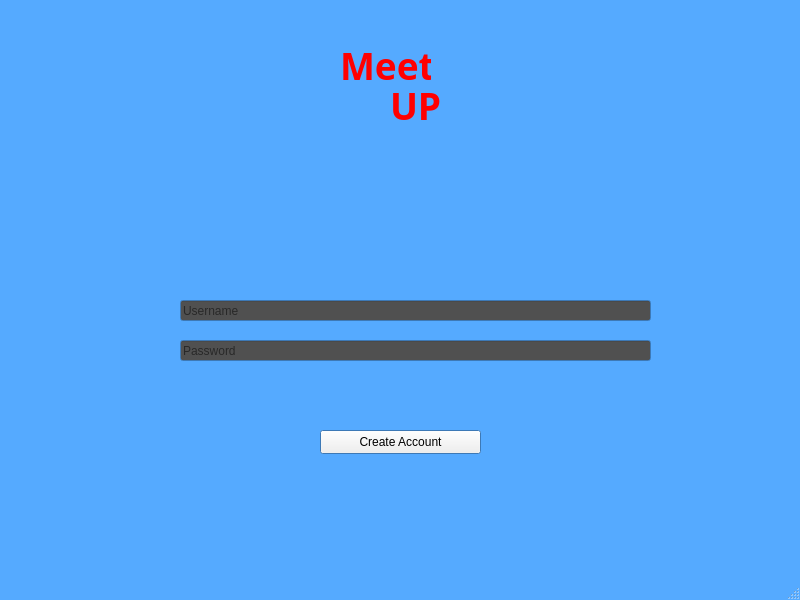
The window that createAccount.ui (smhavens/MeetUp) describes before a commit, drawn with Qt 5.
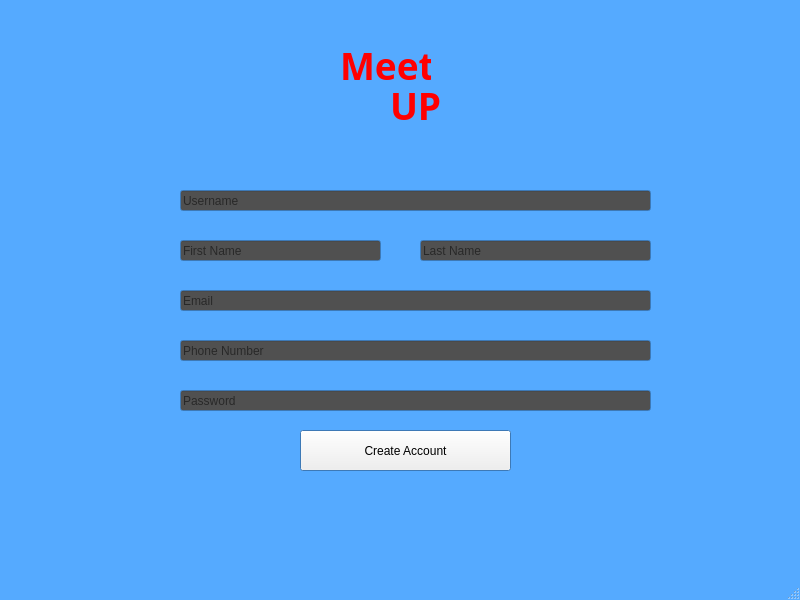
The same window after the commit.

Commit message: New Updates, all attributes for new account added and further details for creating event.

```diff
--- a/createAccount.ui
+++ b/createAccount.ui
@@ -119,10 +119,10 @@
    <widget class="QPushButton" name="loginButton">
     <property name="geometry">
      <rect>
-      <x>320</x>
+      <x>300</x>
       <y>430</y>
-      <width>161</width>
-      <height>24</height>
+      <width>211</width>
+      <height>41</height>
      </rect>
     </property>
     <property name="text">
@@ -133,7 +133,7 @@
     <property name="geometry">
      <rect>
       <x>180</x>
-      <y>340</y>
+      <y>390</y>
       <width>471</width>
       <height>21</height>
      </rect>
@@ -173,7 +173,7 @@
     <property name="geometry">
      <rect>
       <x>180</x>
-      <y>300</y>
+      <y>190</y>
       <width>471</width>
       <height>21</height>
      </rect>
@@ -209,6 +209,175 @@
      <string>Username</string>
     </property>
    </widget>
+   <widget class="QLineEdit" name="nameFirst">
+    <property name="geometry">
+     <rect>
+      <x>180</x>
+      <y>240</y>
+      <width>201</width>
+      <height>21</height>
+     </rect>
+    </property>
+    <property name="palette">
+     <palette>
+      <active>
+       <colorrole role="Base">
+        <brush brushstyle="SolidPattern">
+         <color alpha="255">
+          <red>80</red>
+          <green>80</green>
+          <blue>80</blue>
+         </color>
+        </brush>
+       </colorrole>
+      </active>
+      <inactive>
+       <colorrole role="Base">
+        <brush brushstyle="SolidPattern">
+         <color alpha="255">
+          <red>80</red>
+          <green>80</green>
+          <blue>80</blue>
+         </color>
+        </brush>
+       </colorrole>
+      </inactive>
+      <disabled/>
+     </palette>
+    </property>
+    <property name="text">
+     <string/>
+    </property>
+    <property name="placeholderText">
+     <string>First Name</string>
+    </property>
+   </widget>
+   <widget class="QLineEdit" name="nameLast">
+    <property name="geometry">
+     <rect>
+      <x>420</x>
+      <y>240</y>
+      <width>231</width>
+      <height>21</height>
+     </rect>
+    </property>
+    <property name="palette">
+     <palette>
+      <active>
+       <colorrole role="Base">
+        <brush brushstyle="SolidPattern">
+         <color alpha="255">
+          <red>80</red>
+          <green>80</green>
+          <blue>80</blue>
+         </color>
+        </brush>
+       </colorrole>
+      </active>
+      <inactive>
+       <colorrole role="Base">
+        <brush brushstyle="SolidPattern">
+         <color alpha="255">
+          <red>80</red>
+          <green>80</green>
+          <blue>80</blue>
+         </color>
+        </brush>
+       </colorrole>
+      </inactive>
+      <disabled/>
+     </palette>
+    </property>
+    <property name="placeholderText">
+     <string>Last Name</string>
+    </property>
+   </widget>
+   <widget class="QLineEdit" name="emailInput">
+    <property name="geometry">
+     <rect>
+      <x>180</x>
+      <y>290</y>
+      <width>471</width>
+      <height>21</height>
+     </rect>
+    </property>
+    <property name="palette">
+     <palette>
+      <active>
+       <colorrole role="Base">
+        <brush brushstyle="SolidPattern">
+         <color alpha="255">
+          <red>80</red>
+          <green>80</green>
+          <blue>80</blue>
+         </color>
+        </brush>
+       </colorrole>
+      </active>
+      <inactive>
+       <colorrole role="Base">
+        <brush brushstyle="SolidPattern">
+         <color alpha="255">
+          <red>80</red>
+          <green>80</green>
+          <blue>80</blue>
+         </color>
+        </brush>
+       </colorrole>
+      </inactive>
+      <disabled/>
+     </palette>
+    </property>
+    <property name="text">
+     <string/>
+    </property>
+    <property name="placeholderText">
+     <string>Email</string>
+    </property>
+   </widget>
+   <widget class="QLineEdit" name="phoneInput">
+    <property name="geometry">
+     <rect>
+      <x>180</x>
+      <y>340</y>
+      <width>471</width>
+      <height>21</height>
+     </rect>
+    </property>
+    <property name="palette">
+     <palette>
+      <active>
+       <colorrole role="Base">
+        <brush brushstyle="SolidPattern">
+         <color alpha="255">
+          <red>80</red>
+          <green>80</green>
+          <blue>80</blue>
+         </color>
+        </brush>
+       </colorrole>
+      </active>
+      <inactive>
+       <colorrole role="Base">
+        <brush brushstyle="SolidPattern">
+         <color alpha="255">
+          <red>80</red>
+          <green>80</green>
+          <blue>80</blue>
+         </color>
+        </brush>
+       </colorrole>
+      </inactive>
+      <disabled/>
+     </palette>
+    </property>
+    <property name="inputMethodHints">
+     <set>Qt::InputMethodHint::ImhDigitsOnly</set>
+    </property>
+    <property name="placeholderText">
+     <string>Phone Number</string>
+    </property>
+   </widget>
   </widget>
   <widget class="QMenuBar" name="menubar">
    <property name="geometry">
```
The commit also changes 3 other files.
